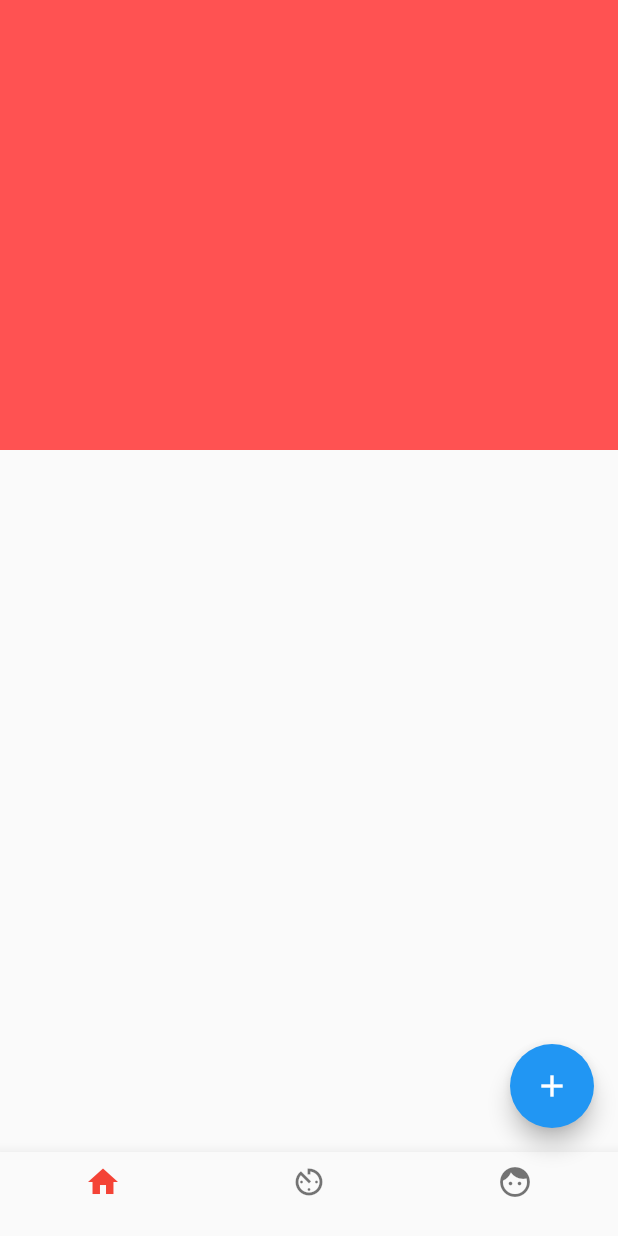
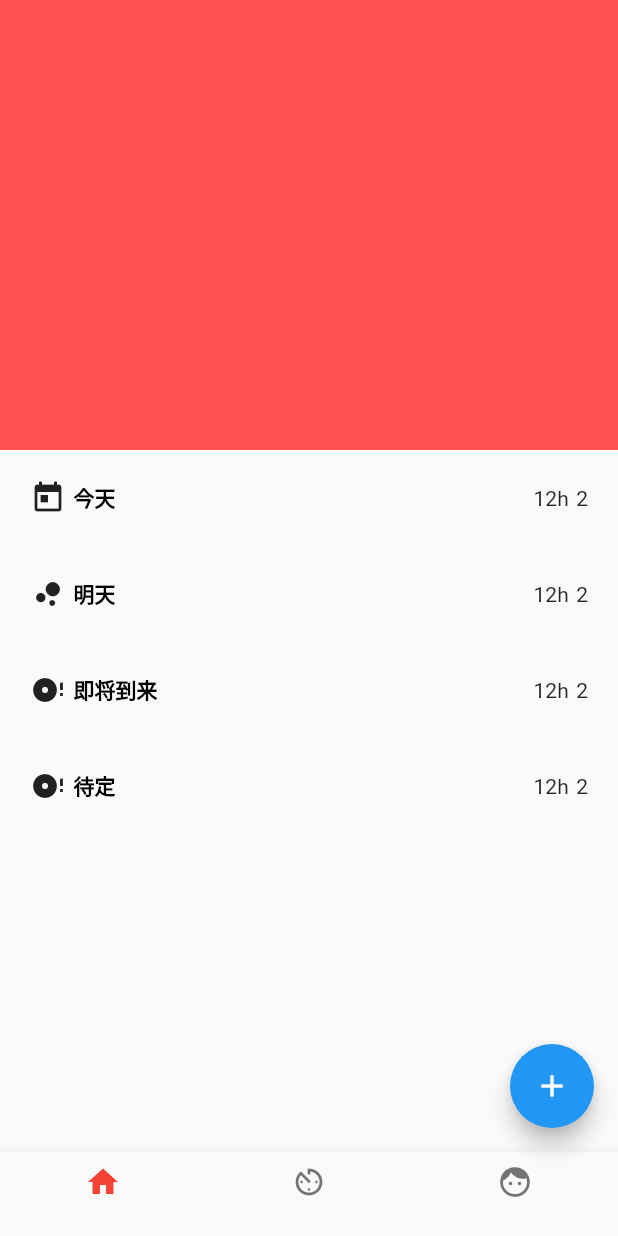
Before and after one commit to ChrisYhP/tomato-flutter, a Flutter app: the MyHomePage screen opened directly, on a phone screen of 412 x 824 dp. Run offline on Flutter 3.47's test engine with Material 2 defaults, Android fonts, the phone set to English and light mode, and no system bars; missing offline and left inert: barcode_scan.

Commit message:
新增动态列表

```diff
--- a/lib/main.dart
+++ b/lib/main.dart
@@ -1,5 +1,5 @@
 import 'package:flutter/material.dart';
-import './scanCode.dart';
+// import './scanCode.dart';
 
 void main() {
   runApp(MyApp());
@@ -14,7 +14,7 @@ class MyApp extends StatelessWidget {
         primarySwatch: Colors.blue,
         visualDensity: VisualDensity.adaptivePlatformDensity,
       ),
-      home: ScanBody(),
+      home: MyHomePage(),
     );
   }
 }
@@ -32,11 +32,12 @@ class MyHomePage extends StatefulWidget {
 
 class _MyHomePageState extends State<MyHomePage> {
 
-  List taskItems =  [{
+  List taskItems =  [
     {'name': '今天', 'icon': Icon(Icons.today)},
     {'name': '明天', 'icon': Icon(Icons.bubble_chart)},
-    {'name': 'WIDGET', 'icon': Icon(Icons.disc_full)},
-  }];
+    {'name': '即将到来', 'icon': Icon(Icons.disc_full)},
+    {'name': '待定', 'icon': Icon(Icons.disc_full)},
+  ];
 
   void _onPress() {
 
@@ -59,9 +60,11 @@ class _MyHomePageState extends State<MyHomePage> {
                 child: Container()
               ),
             ),
-            // ListView(
-            //   children: taskItems.map((f) => (TaskItem(taskdata: f,))).toList()
-            // )
+            Expanded(
+              child: ListView(
+                children: taskItems.map((f) => TaskItem(taskdata: f)).toList(),
+              )
+            )
           ],
         ),
       ),
@@ -96,17 +99,18 @@ class TaskItem extends StatelessWidget {
 
   @override
   Widget build(BuildContext context) {
+    print(taskdata);
     return Padding(
       padding: EdgeInsets.all(20),
       child: Row(
         mainAxisAlignment: MainAxisAlignment.spaceBetween,
         children: <Widget>[
           Row(children: <Widget>[
-            taskdata.icon,
+            taskdata['icon'],
             Padding(
               padding: EdgeInsets.only(left: 5),
               child: Text(
-                taskdata.name,
+                taskdata['name'],
                 style: TextStyle(
                   fontWeight: FontWeight.w600,
                   color: Colors.black
@@ -131,3 +135,23 @@ class TaskItem extends StatelessWidget {
     );
   }
 }
+
+// class ListView3 extends StatelessWidget {
+//   @override
+//   Widget build(BuildContext context) {
+//     //下划线widget预定义以供复用。
+//     Widget divider1=Divider(color: Colors.blue,);
+//     Widget divider2=Divider(color: Colors.green);
+//     return ListView.separated(
+//         itemCount: 100,
+//         //列表项构造器
+//         itemBuilder: (BuildContext context, int index) {
+//           return ListTile(title: Text("$index"));
+//         },
+//         //分割器构造器
+//         separatorBuilder: (BuildContext context, int index) {
+//           return index%2==0?divider1:divider2;
+//         },
+//     );
+//   }
+// }
```
